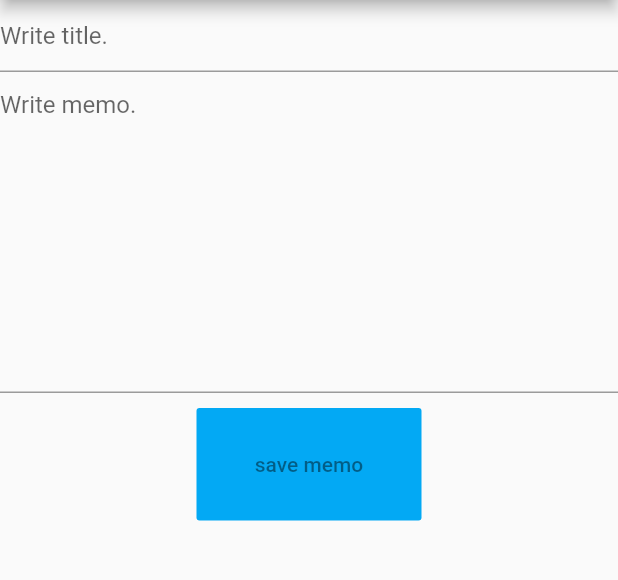
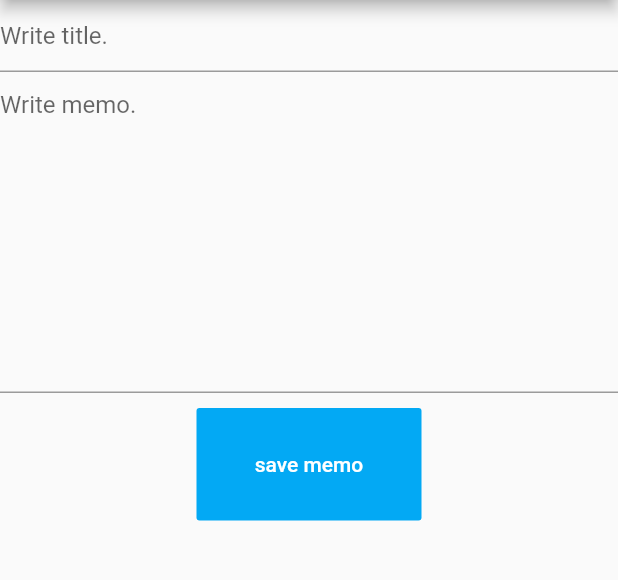
Before and after one commit to anraku/note_app, a Flutter app: the screen it shows after launch, after a tap on the "add" icon, on a phone screen of 412 x 824 dp, the part 84-664 px from its top. Run offline on Flutter 3.47's test engine with Material 2 defaults, Android fonts, the phone set to English and light mode, and no system bars.

Commit message:
[add] impliment deleting memo

```diff
--- a/lib/create.dart
+++ b/lib/create.dart
@@ -41,7 +41,7 @@ class Create extends StatelessWidget {
             child: new FlatButton(
               child: new Text('save memo'),
               color: Colors.lightBlue,
-              textColor: Colors.black45,
+              textColor: Colors.white,
               onPressed: () {
                 Navigator.pop(context);
               }
--- a/lib/main.dart
+++ b/lib/main.dart
@@ -58,24 +58,36 @@ class _HomeState extends State<Home> {
   Widget _list() {
     return new ListView.builder(
         padding: const EdgeInsets.all(16.0),
+        itemCount: memos.length,
         itemBuilder: (context, i) {
-          return _buildRow(memos[i]);
+          final item = memos[i];
+          return new Dismissible(
+            // Each Dismissible must contain a Key. Keys allow Flutter to
+            // uniquely identify Widgets.
+            key: new Key(item.title),
+            // We also need to provide a function that will tell our app
+            // what to do after an item has been swiped away.
+            onDismissed: (direction) {
+              memos.removeAt(i);
+
+              Scaffold.of(context).showSnackBar(
+                  new SnackBar(content: new Text("Memo dismissed")));
             },
-        itemCount: memos.length
-    );
-  }
-
-  Widget _buildRow(Memo memo) {
-    return new ListTile(
+            // Show a red background as the item is swiped away
+            background: new Container(color: Colors.red),
+            child: new ListTile(
               title: new Text(
-        memo.title,
+                item.title,
                 style: _biggerFont,
               ),
               onTap: () {
                 Navigator.push(context, new MaterialPageRoute<Null>(
                     settings: const RouteSettings(name: "/detail"),
-            builder: (BuildContext context) => new Detail(memo)
+                    builder: (BuildContext context) => new Detail(item)
                 ));
+              },
+            ),
+          );
         },
     );
   }
```
Lines whose indentation alone changed are shown as unchanged.
